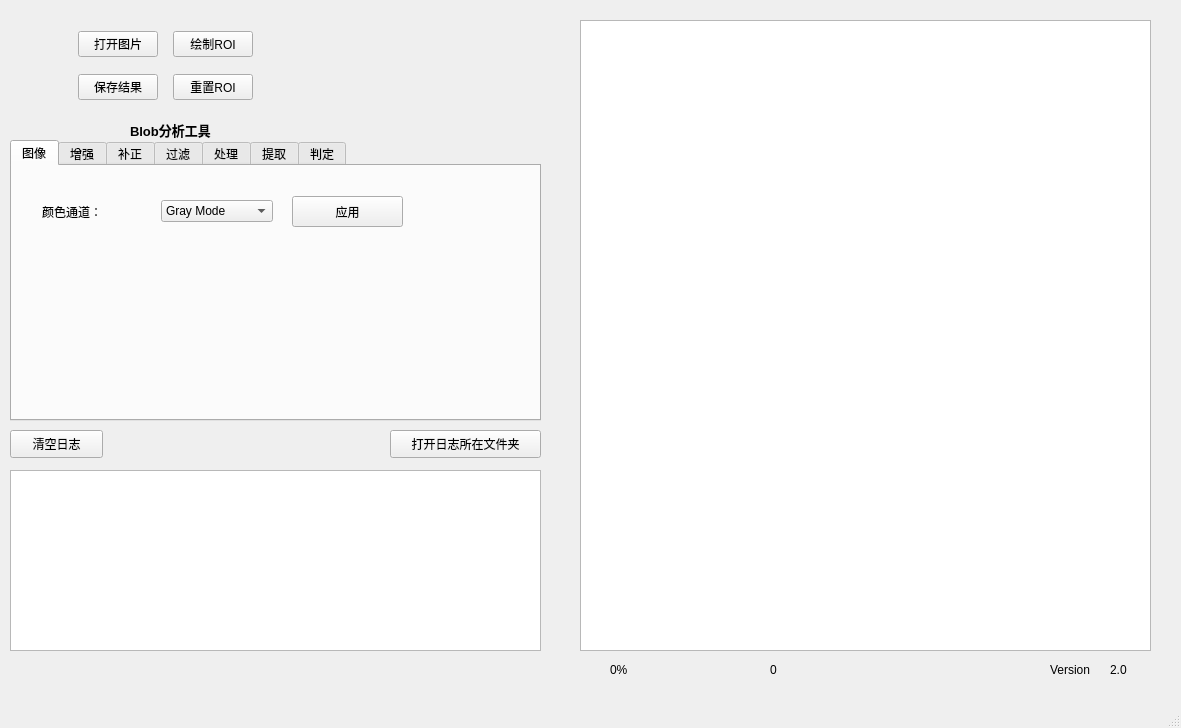
This is ui/mainwindow.ui in xiaoyuan1021/MyTool as Qt 5 draws it before an edit. The edited form follows.
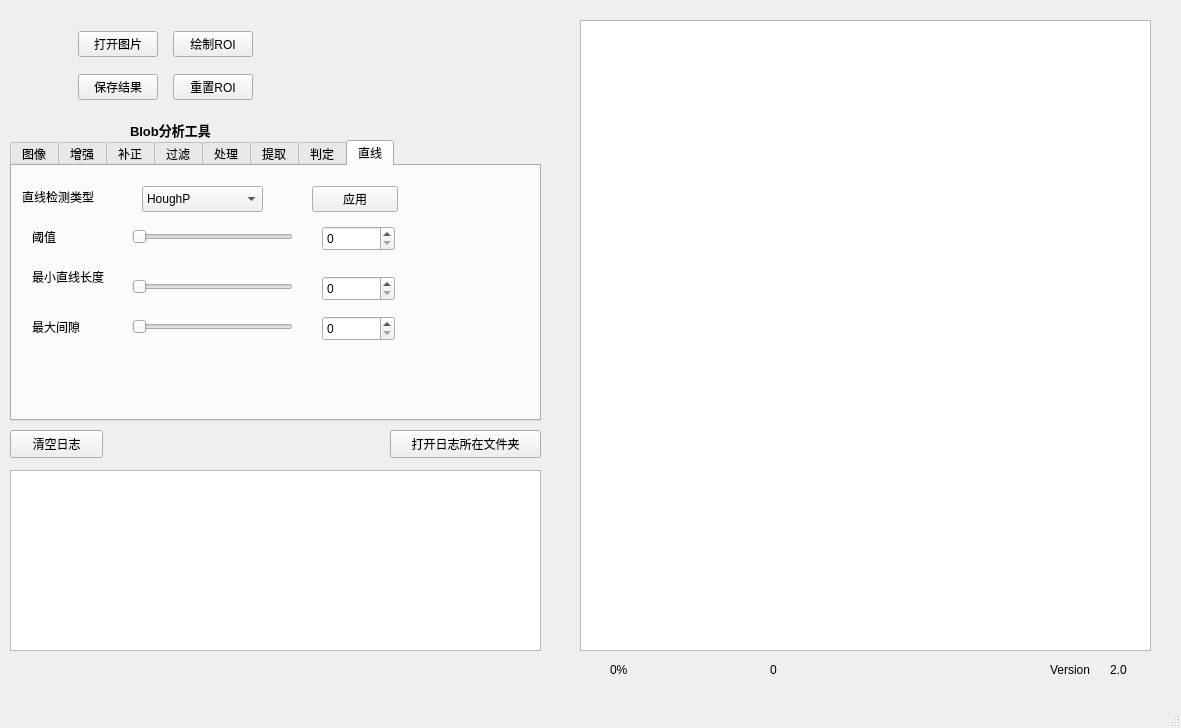
This is the edited form. The open tabs and pages were chosen to show the change. Custom widgets are drawn as their Qt base class.

Commit message: 初步添加LSD直线检测功能

Diff of the .ui file:
```diff
--- a/ui/mainwindow.ui
+++ b/ui/mainwindow.ui
@@ -1720,6 +1720,170 @@
       </layout>
      </widget>
     </widget>
+    <widget class="QWidget" name="tab_2">
+     <attribute name="title">
+      <string>直线</string>
+     </attribute>
+     <widget class="QComboBox" name="comboBox_lineAlgorithm">
+      <property name="geometry">
+       <rect>
+        <x>130</x>
+        <y>20</y>
+        <width>121</width>
+        <height>26</height>
+       </rect>
+      </property>
+      <item>
+       <property name="text">
+        <string>HoughP</string>
+       </property>
+      </item>
+      <item>
+       <property name="text">
+        <string>LSD</string>
+       </property>
+      </item>
+      <item>
+       <property name="text">
+        <string>EDLines</string>
+       </property>
+      </item>
+     </widget>
+     <widget class="QLabel" name="label_38">
+      <property name="geometry">
+       <rect>
+        <x>10</x>
+        <y>20</y>
+        <width>101</width>
+        <height>21</height>
+       </rect>
+      </property>
+      <property name="text">
+       <string>直线检测类型</string>
+      </property>
+     </widget>
+     <widget class="QPushButton" name="btn_applyLineDetecter">
+      <property name="geometry">
+       <rect>
+        <x>300</x>
+        <y>20</y>
+        <width>86</width>
+        <height>26</height>
+       </rect>
+      </property>
+      <property name="text">
+       <string>应用</string>
+      </property>
+     </widget>
+     <widget class="QLabel" name="label_39">
+      <property name="geometry">
+       <rect>
+        <x>20</x>
+        <y>60</y>
+        <width>71</width>
+        <height>21</height>
+       </rect>
+      </property>
+      <property name="text">
+       <string>阈值</string>
+      </property>
+     </widget>
+     <widget class="QSlider" name="Slider_LSDThreshold">
+      <property name="geometry">
+       <rect>
+        <x>120</x>
+        <y>60</y>
+        <width>161</width>
+        <height>21</height>
+       </rect>
+      </property>
+      <property name="orientation">
+       <enum>Qt::Orientation::Horizontal</enum>
+      </property>
+     </widget>
+     <widget class="QSpinBox" name="SpinBox_LSDThreshold">
+      <property name="geometry">
+       <rect>
+        <x>310</x>
+        <y>60</y>
+        <width>73</width>
+        <height>25</height>
+       </rect>
+      </property>
+     </widget>
+     <widget class="QSpinBox" name="SpinBox_LSDMinLineLength">
+      <property name="geometry">
+       <rect>
+        <x>310</x>
+        <y>110</y>
+        <width>73</width>
+        <height>25</height>
+       </rect>
+      </property>
+     </widget>
+     <widget class="QSlider" name="Slider_LSDMinLineLength">
+      <property name="geometry">
+       <rect>
+        <x>120</x>
+        <y>110</y>
+        <width>161</width>
+        <height>21</height>
+       </rect>
+      </property>
+      <property name="orientation">
+       <enum>Qt::Orientation::Horizontal</enum>
+      </property>
+     </widget>
+     <widget class="QLabel" name="label_40">
+      <property name="geometry">
+       <rect>
+        <x>20</x>
+        <y>100</y>
+        <width>91</width>
+        <height>21</height>
+       </rect>
+      </property>
+      <property name="text">
+       <string>最小直线长度</string>
+      </property>
+     </widget>
+     <widget class="QSpinBox" name="SpinBox_LSDMaxLineGap">
+      <property name="geometry">
+       <rect>
+        <x>310</x>
+        <y>150</y>
+        <width>73</width>
+        <height>25</height>
+       </rect>
+      </property>
+     </widget>
+     <widget class="QLabel" name="label_41">
+      <property name="geometry">
+       <rect>
+        <x>20</x>
+        <y>150</y>
+        <width>71</width>
+        <height>21</height>
+       </rect>
+      </property>
+      <property name="text">
+       <string>最大间隙</string>
+      </property>
+     </widget>
+     <widget class="QSlider" name="Slider_LSDMaxLineGap">
+      <property name="geometry">
+       <rect>
+        <x>120</x>
+        <y>150</y>
+        <width>161</width>
+        <height>21</height>
+       </rect>
+      </property>
+      <property name="orientation">
+       <enum>Qt::Orientation::Horizontal</enum>
+      </property>
+     </widget>
+    </widget>
    </widget>
    <widget class="ImageView" name="graphicsView">
     <property name="geometry">
```
Left out of the diff: 2 changed lines with no effect on the pictures. The commit also changes 12 other files.
